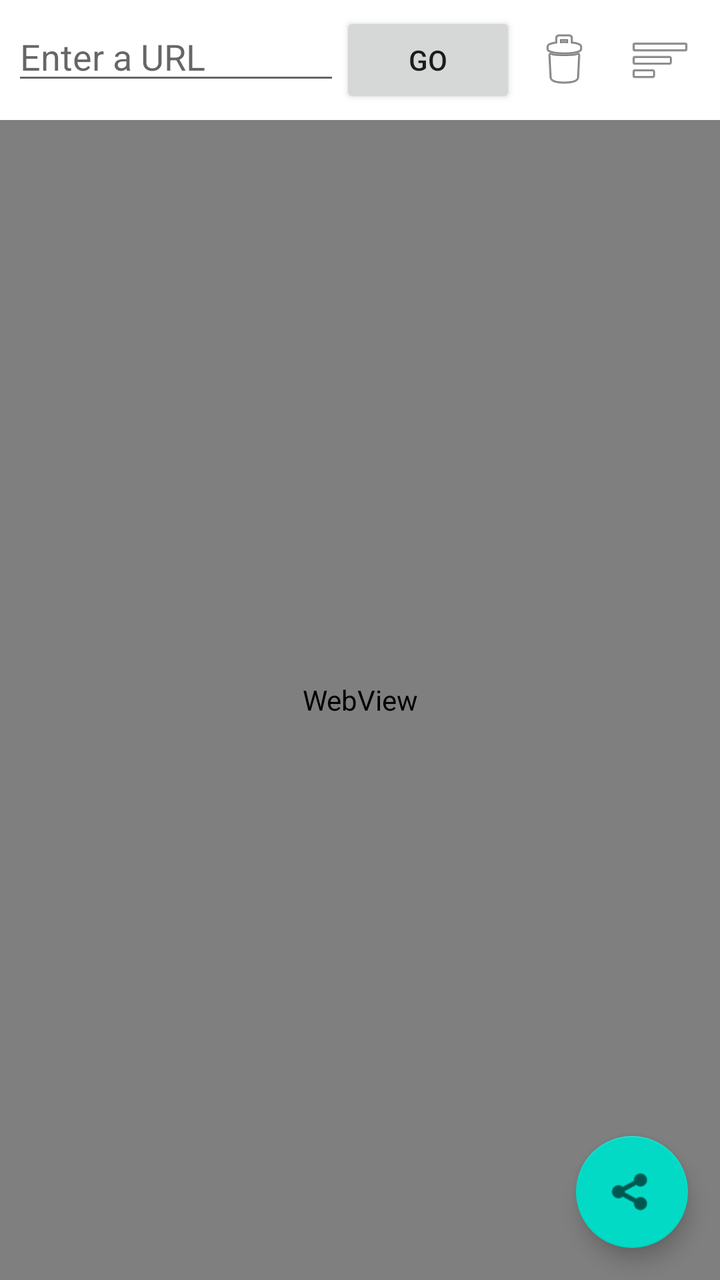
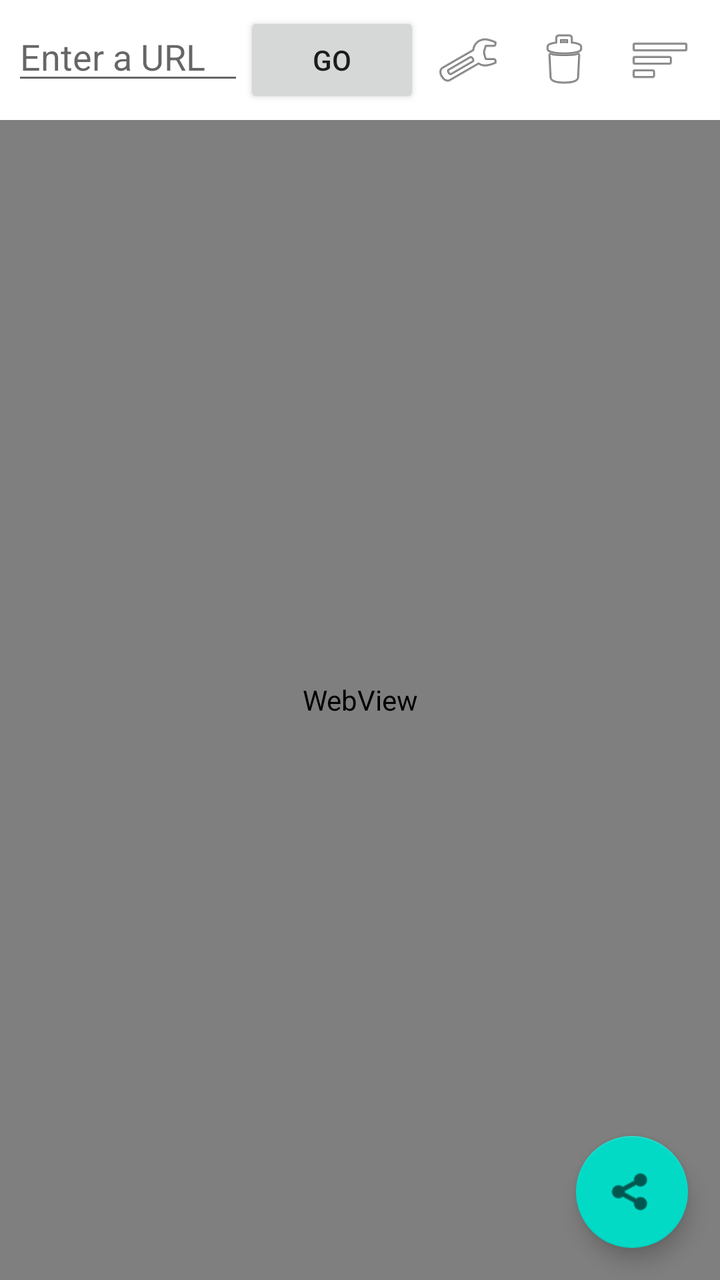

Two renders of the same Android screen: before a commit and after it. Below are the layout's source before the change and the commit's diff.
<!-- AndroidManifest.xml: activity theme Theme.CookiesExtractor -->
<!-- res/layout/activity_main.xml -->
<?xml version="1.0" encoding="utf-8"?>
<FrameLayout xmlns:android="http://schemas.android.com/apk/res/android"
    xmlns:app="http://schemas.android.com/apk/res-auto"
    xmlns:tools="http://schemas.android.com/tools"
    android:layout_width="match_parent"
    android:layout_height="match_parent"
    android:fitsSystemWindows="true"
    tools:context=".MainActivity">

    <LinearLayout
        android:layout_width="match_parent"
        android:layout_height="match_parent"
        android:orientation="vertical">

        
        <LinearLayout
            android:layout_width="match_parent"
            android:layout_height="wrap_content"
            android:orientation="horizontal"
            android:padding="6dp">

            <EditText
                android:id="@+id/url_field"
                android:layout_width="0dp"
                android:layout_height="wrap_content"
                android:layout_weight="1"
                android:hint="@string/url_hint"
                android:inputType="textUri"
                android:imeOptions="actionGo"
                android:maxLines="1" />

            <Button
                android:id="@+id/go_button"
                android:layout_width="wrap_content"
                android:layout_height="wrap_content"
                android:text="@string/go" />

            
            <ImageButton
                android:id="@+id/clear_session_btn"
                android:layout_width="wrap_content"
                android:layout_height="wrap_content"
                android:background="?android:attr/selectableItemBackgroundBorderless"
                android:contentDescription="@string/clear_session_btn_cd"
                android:minWidth="48dp"
                android:minHeight="48dp"
                android:src="@android:drawable/ic_menu_delete" />

            <ImageButton
                android:id="@+id/bookmarks_btn"
                android:layout_width="wrap_content"
                android:layout_height="wrap_content"
                android:background="?android:attr/selectableItemBackgroundBorderless"
                android:contentDescription="@string/bookmarks_btn_cd"
                android:minWidth="48dp"
                android:minHeight="48dp"
                android:src="@android:drawable/ic_menu_sort_by_size" />
        </LinearLayout>

        
        <WebView
            android:id="@+id/webview"
            android:layout_width="match_parent"
            android:layout_height="0dp"
            android:layout_weight="1" />

    </LinearLayout>

    
    <com.google.android.material.floatingactionbutton.FloatingActionButton
        android:id="@+id/share_fab"
        android:layout_width="wrap_content"
        android:layout_height="wrap_content"
        android:layout_gravity="bottom|end"
        android:layout_margin="16dp"
        android:contentDescription="@string/share_cd"
        app:srcCompat="@android:drawable/ic_menu_share" />

    
    <com.google.android.material.floatingactionbutton.FloatingActionButton
        android:id="@+id/capture_fab"
        android:layout_width="wrap_content"
        android:layout_height="wrap_content"
        android:layout_gravity="bottom|end"
        android:layout_marginEnd="16dp"
        android:layout_marginBottom="88dp"
        android:contentDescription="@string/share_capture_cd"
        android:visibility="gone"
        app:srcCompat="@android:drawable/ic_menu_send" />

</FrameLayout>
<!-- resources referenced by this layout -->
<resources>
  <string name="bookmarks_btn_cd">Open bookmarks</string>
  <string name="clear_session_btn_cd">Clear cookies and session storage</string>
  <string name="go">Go</string>
  <string name="share_capture_cd">Share captured OAuth tokens</string>
  <string name="share_cd">Extract and share session cookies</string>
  <string name="url_hint">Enter a URL</string>
  <style name="Theme.CookiesExtractor" parent="Theme.MaterialComponents.DayNight.NoActionBar" />
</resources>

<!-- the commit's change to res/layout/activity_main.xml (unified diff, before → after) -->
@@ -34,6 +34,17 @@
                 android:layout_width="wrap_content"
                 android:layout_height="wrap_content"
                 android:text="@string/go" />
+
+            
+            <ImageButton
+                android:id="@+id/dev_btn"
+                android:layout_width="wrap_content"
+                android:layout_height="wrap_content"
+                android:background="?android:attr/selectableItemBackgroundBorderless"
+                android:contentDescription="@string/dev_btn_cd"
+                android:minWidth="48dp"
+                android:minHeight="48dp"
+                android:src="@android:drawable/ic_menu_manage" />
 
             
             <ImageButton
<!-- resource entries referenced after the edit -->
@@ -2,6 +2,7 @@
 <resources>
   <string name="bookmarks_btn_cd">Open bookmarks</string>
   <string name="clear_session_btn_cd">Clear cookies and session storage</string>
+  <string name="dev_btn_cd">Developer options: debug channel</string>
   <string name="go">Go</string>
   <string name="share_capture_cd">Share captured OAuth tokens</string>
   <string name="share_cd">Extract and share session cookies</string>
